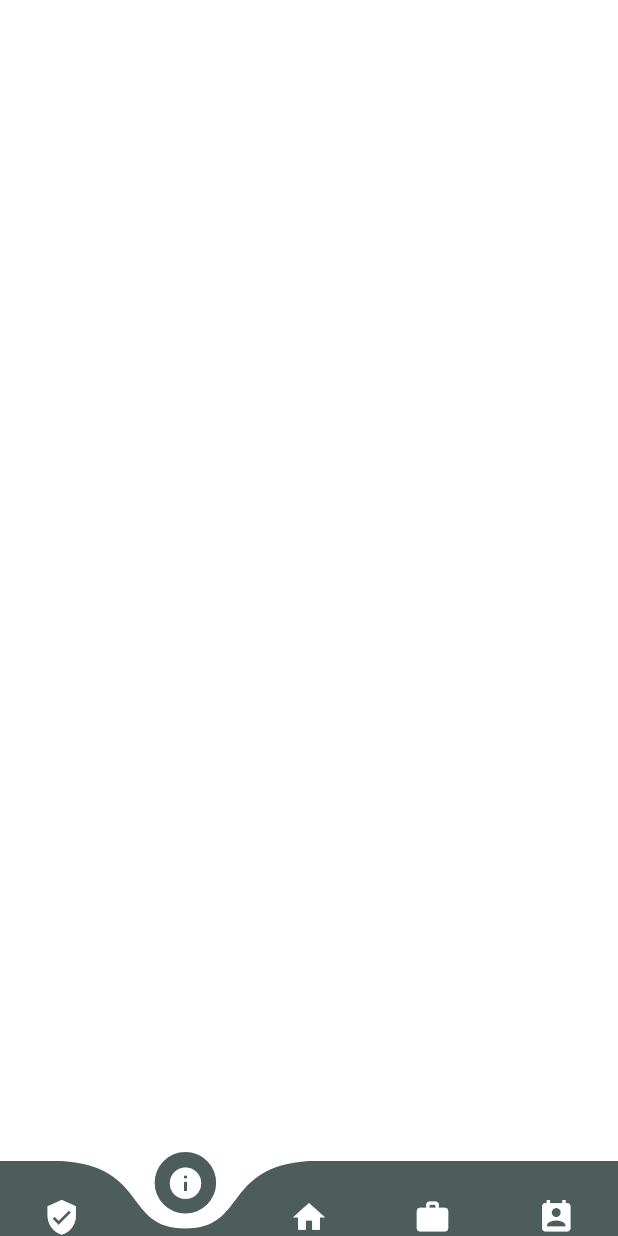
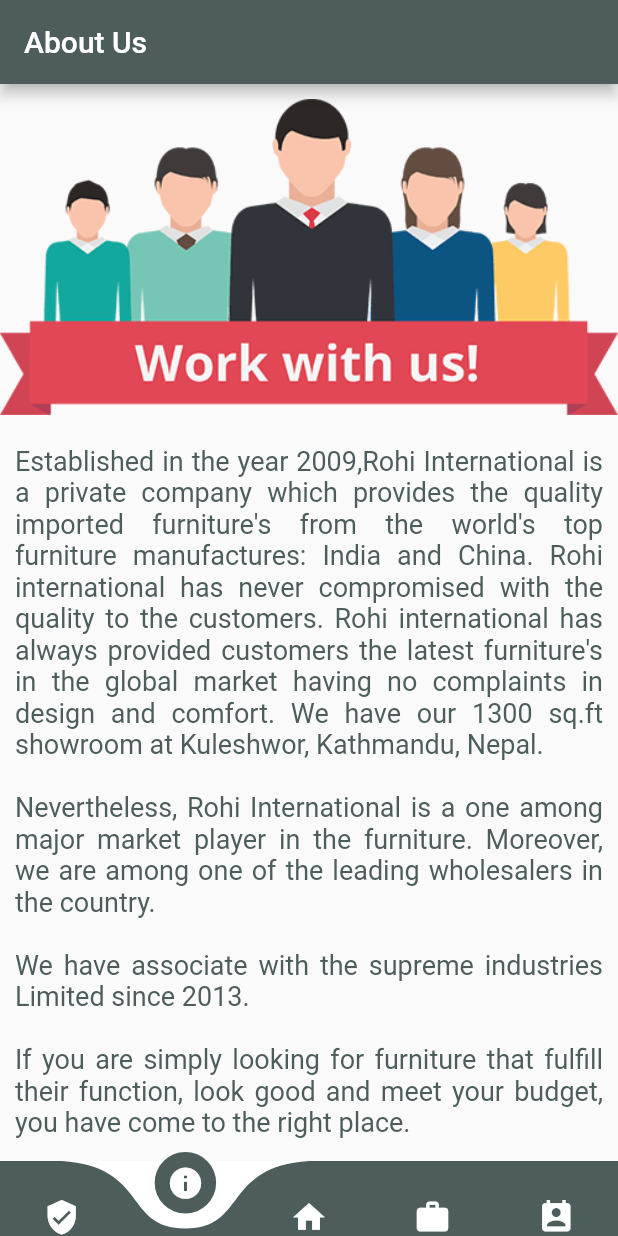
Before and after one commit to razaen801/EcommerseFlutter, a Flutter app: the screen it shows after launch, item 2 of the bottom bar chosen, on a phone screen of 412 x 824 dp. Run offline on Flutter 3.47's test engine with Material 2 defaults, Android fonts, the phone set to English and light mode, and no system bars; drawn by our look-alikes of curved_navigation_bar; our stand-ins replace carousel_slider.

Commit message:
About us

```diff
--- a/lib/main.dart
+++ b/lib/main.dart
@@ -1,4 +1,8 @@
 import 'package:flutter/material.dart';
+import 'package:rohi_furniture_app/screen/about_us_screen.dart';
+import 'package:rohi_furniture_app/screen/career_screen.dart';
+import 'package:rohi_furniture_app/screen/product_detail_screen.dart';
+import 'package:rohi_furniture_app/widgets/user_detail_view.dart';
 import 'package:provider/provider.dart';
 import 'package:rohi_furniture_app/provider/cart_provider.dart';
 import 'package:rohi_furniture_app/provider/product_provider.dart';
--- a/lib/screen/about_us_screen.dart
+++ b/lib/screen/about_us_screen.dart
@@ -1,8 +1,51 @@
 import 'package:flutter/material.dart';
+import 'package:rohi_furniture_app/widgets/app_drawer.dart';
 
 class AboutUsScreen extends StatelessWidget {
   @override
   Widget build(BuildContext context) {
-    return Container();
+    return SafeArea(
+      child: Scaffold(
+        appBar: AppBar(
+          backgroundColor: Color.fromRGBO(77, 93, 92, 1),
+          title: Text("About Us"),
+        ),
+        body: SingleChildScrollView(
+          child: Padding(
+            padding: const EdgeInsets.only(top: 10),
+            child: Column(
+              children: [
+                Image.asset("assets/career.png"),
+                SizedBox(
+                  height: 10.0,
+                ),
+                Padding(
+                  padding: const EdgeInsets.all(10.0),
+                  child: Text(
+                    "Established in the year 2009,Rohi International is a private company "
+                    "which provides the quality imported furniture's from the world's "
+                    "top furniture manufactures: India and China. Rohi international "
+                    "has never compromised with the quality to the  "
+                    "customers. Rohi international has always provided customers the latest "
+                    "furniture's in the global market having no complaints in design and comfort."
+                    " We have our 1300 sq.ft showroom at Kuleshwor, Kathmandu, Nepal.\n \n"
+                    "Nevertheless, Rohi International is a one among major market player "
+                    "in the furniture. Moreover, we are among one of the leading wholesalers in the country.\n \n"
+                    "We have associate with the supreme industries Limited since 2013.\n \n "
+                    "If you are simply looking for furniture that fulfill their function, "
+                    "look good and meet your budget, you have come to the right place.",
+                    style: TextStyle(
+                      color: Color.fromRGBO(77, 93, 92, 1),
+                      fontSize: 18,
+                    ),
+                    textAlign: TextAlign.justify,
+                  ),
+                ),
+              ],
+            ),
+          ),
+        ),
+      ),
+    );
   }
 }
--- a/pubspec.yaml
+++ b/pubspec.yaml
@@ -53,7 +53,6 @@
   # To add assets to your application, add an assets section, like this:
   assets:
      - assets/
-
   # An image asset can refer to one or more resolution-specific "variants", see
   # https://flutter.dev/assets-and-images/#resolution-aware.
 
```
Also changed, not shown: lib/screen/career_screen.dart (added, +337 -0 lines), pubspec.lock.
